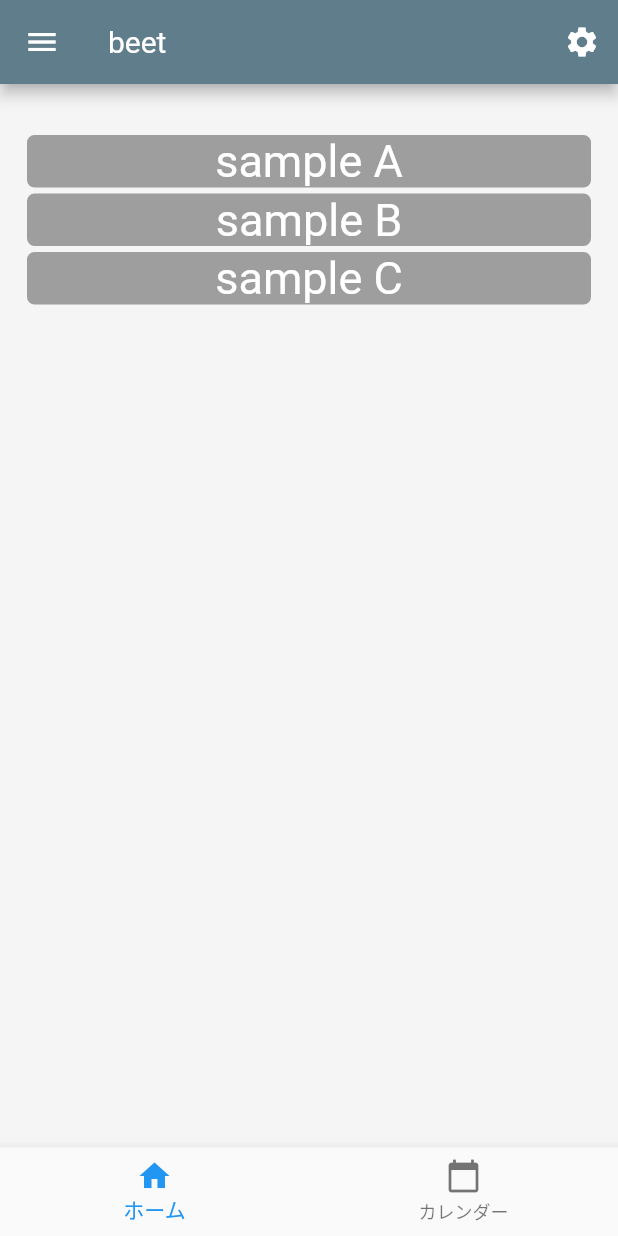
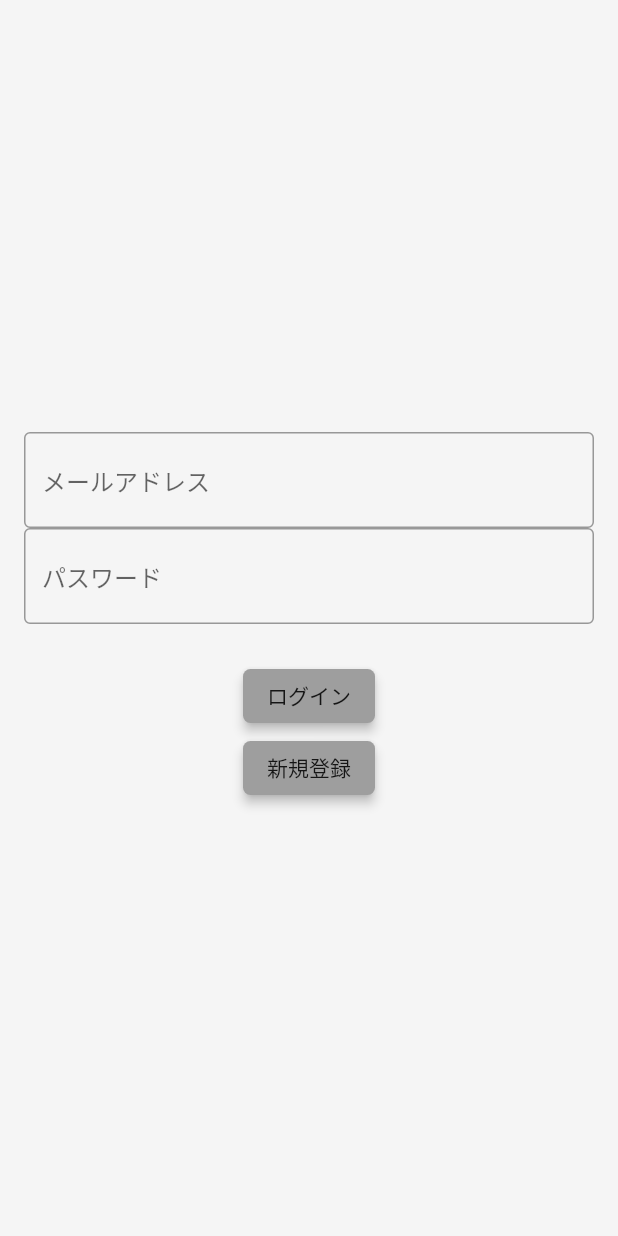
Before and after one commit to beetana/beet, a Flutter app: the screen it shows after launch, on a phone screen of 412 x 824 dp. Run offline on Flutter 3.47's test engine with Material 2 defaults, Android fonts, the phone set to English and light mode, and no system bars.

Commit message:
third commit

```diff
--- a/lib/main.dart
+++ b/lib/main.dart
@@ -1,5 +1,5 @@
-import 'package:beet/screens/main_screen.dart';
 import 'package:flutter/material.dart';
+import 'package:beet/screens/welcome_screen.dart';
 
 void main() {
   runApp(MyApp());
@@ -14,7 +14,7 @@ class MyApp extends StatelessWidget {
         primaryColor: Colors.blueGrey,
         scaffoldBackgroundColor: Color(0xFFf5f5f5),
       ),
-      home: MainScreen(),
+      home: WelcomeScreen(),
     );
   }
 }
--- a/lib/screens/main_screen.dart
+++ b/lib/screens/my_page_screen.dart
@@ -1,15 +1,17 @@
+import 'package:beet/screens/drawer_screen.dart';
+import 'package:beet/screens/setting_screen.dart';
 import 'package:flutter/material.dart';
 
-class MainScreen extends StatelessWidget {
-  final List<String> plans = <String>['A', 'B', 'C'];
+class MyPageScreen extends StatelessWidget {
+  final List<String> schedules = <String>['A', 'B', 'C'];
 
   @override
   Widget build(BuildContext context) {
     return Scaffold(
-      drawer: Drawer(),
+      drawer: DrawerScreen(),
       appBar: AppBar(
         title: Text(
-          'beet',
+          'べーたな',
           style: TextStyle(
             fontWeight: FontWeight.normal,
           ),
@@ -20,7 +22,13 @@ class MainScreen extends StatelessWidget {
               Icons.settings,
             ),
             onPressed: () {
-              // TODO 設定画面を表示
+              Navigator.push(
+                context,
+                MaterialPageRoute(
+                  builder: (context) => SettingScreen(),
+                  fullscreenDialog: true,
+                ),
+              );
             },
           ),
         ],
@@ -31,7 +39,7 @@ class MainScreen extends StatelessWidget {
             left: 16.0,
             right: 16.0,
           ),
-          itemCount: plans.length,
+          itemCount: schedules.length,
           itemBuilder: (BuildContext context, int index) {
             return Padding(
               padding: const EdgeInsets.all(2.0),
@@ -43,7 +51,7 @@ class MainScreen extends StatelessWidget {
                   fontSize: 30.0,
                 ),
                 color: Colors.grey,
-                child: Center(child: Text('sample ${plans[index]}')),
+                child: Center(child: Text('sample ${schedules[index]}')),
               ),
             );
           }),
--- /dev/null
+++ b/lib/screens/welcome_screen.dart
@@ -0,0 +1,52 @@
+import 'package:flutter/material.dart';
+
+class WelcomeScreen extends StatelessWidget {
+  @override
+  Widget build(BuildContext context) {
+    return Scaffold(
+      body: Padding(
+        padding: EdgeInsets.symmetric(horizontal: 16.0),
+        child: Column(
+          mainAxisAlignment: MainAxisAlignment.center,
+          children: <Widget>[
+            TextField(
+              decoration: InputDecoration(
+                border: OutlineInputBorder(),
+                hintText: 'メールアドレス',
+              ),
+              onChanged: (String text) {},
+            ),
+            TextField(
+              decoration: InputDecoration(
+                border: OutlineInputBorder(),
+                hintText: 'パスワード',
+              ),
+              onChanged: (String text) {},
+            ),
+            SizedBox(
+              height: 24.0,
+            ),
+            RaisedButton(
+              elevation: 3.0,
+              child: Text("ログイン"),
+              color: Colors.grey,
+              shape: RoundedRectangleBorder(
+                borderRadius: BorderRadius.circular(5.0),
+              ),
+              onPressed: () {},
+            ),
+            RaisedButton(
+              elevation: 3.0,
+              child: Text("新規登録"),
+              color: Colors.grey,
+              shape: RoundedRectangleBorder(
+                borderRadius: BorderRadius.circular(5.0),
+              ),
+              onPressed: () {},
+            ),
+          ],
+        ),
+      ),
+    );
+  }
+}
```
Also changed, not shown: lib/screens/add_event_screen.dart (added, +13 -0 lines), lib/screens/calendar_screen.dart (added, +13 -0 lines), lib/screens/drawer_screen.dart (added, +49 -0 lines), lib/screens/group_screen.dart (added, +76 -0 lines), lib/screens/set_list_screen.dart (added, +13 -0 lines), lib/screens/setting_screen.dart (added, +13 -0 lines), lib/screens/songs_screen.dart (added, +13 -0 lines).
